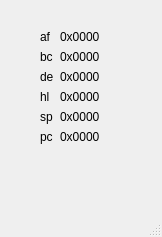
kamil157/gbemu, file src/debugger.ui: the form before one commit.
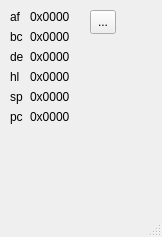
The form after the commit.

Commit message: Add play/pause button to debugger

```diff
--- a/src/debugger.ui
+++ b/src/debugger.ui
@@ -14,11 +14,11 @@
    <string>Debugger</string>
   </property>
   <widget class="QWidget" name="centralwidget">
-   <widget class="QWidget" name="">
+   <widget class="QWidget" name="layoutWidget">
     <property name="geometry">
      <rect>
-      <x>40</x>
-      <y>30</y>
+      <x>10</x>
+      <y>10</y>
       <width>76</width>
       <height>134</height>
      </rect>
@@ -110,6 +110,19 @@
      </item>
     </layout>
    </widget>
+   <widget class="QToolButton" name="buttonPlayPause">
+    <property name="geometry">
+     <rect>
+      <x>90</x>
+      <y>10</y>
+      <width>26</width>
+      <height>24</height>
+     </rect>
+    </property>
+    <property name="text">
+     <string>...</string>
+    </property>
+   </widget>
   </widget>
   <widget class="QMenuBar" name="menubar">
    <property name="geometry">
```
Left out of the diff: 14 changed lines with no effect on the pictures. The commit also changes 4 other files.
